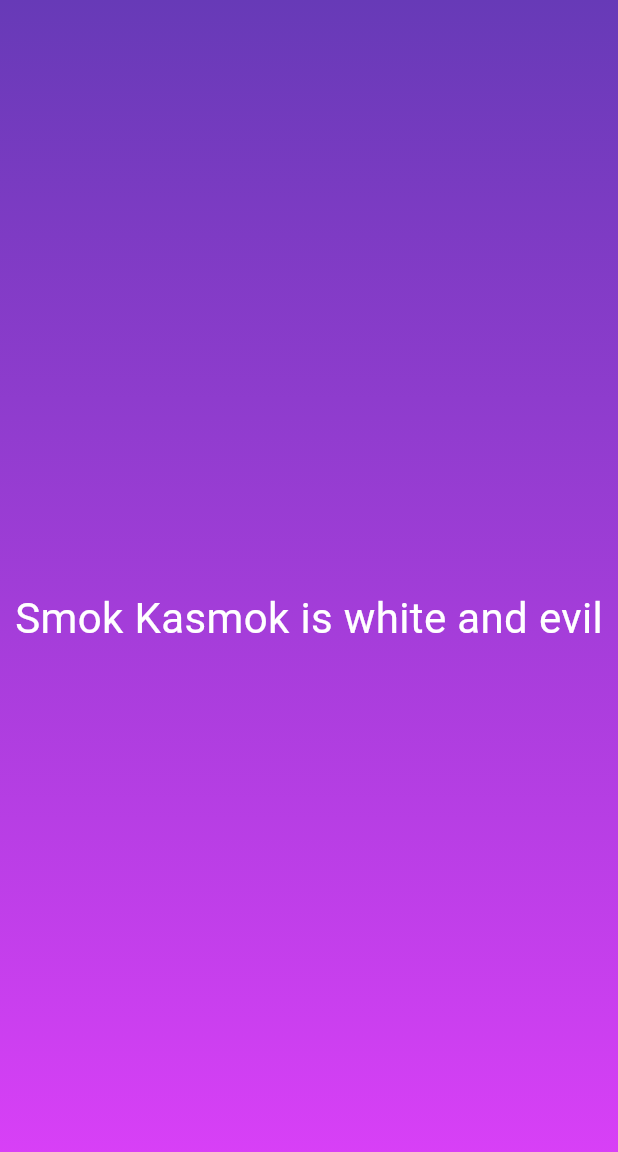
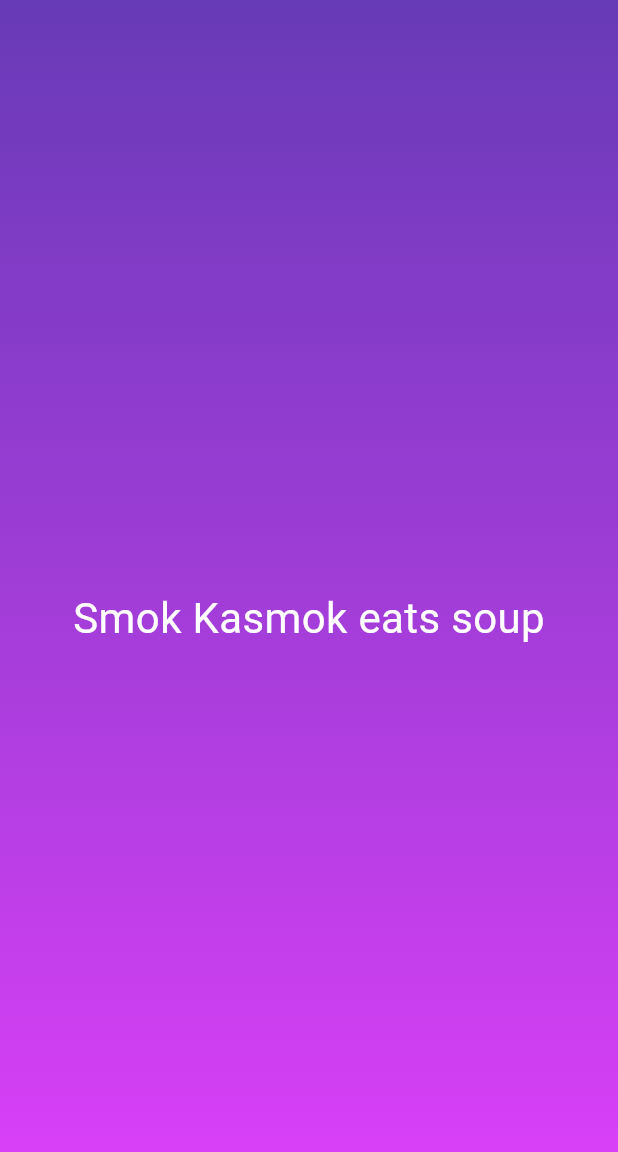
Before and after one commit to Markiu200/flutter_first_app, a Flutter app: the screen it shows after launch, on a phone screen of 412 x 824 dp. Shown: the top 1152 px of the screen. Run offline on Flutter 3.47's test engine with Material 3 defaults, Android fonts, the phone set to English and light mode, and no system bars.

Commit message:
Change WelcomeText Text widget to accept different text
udemy: https://www.udemy.com/course/learn-flutter-dart-to-build-ios-android-apps/learn/lecture/37130552#overview

```diff
--- a/lib/gradient_container.dart
+++ b/lib/gradient_container.dart
@@ -5,7 +5,7 @@ class GradientContainer extends StatelessWidget {
   const GradientContainer({super.key});
 
   @override
-  Widget build(BuildContext ContextAction) {
+  Widget build(BuildContext context) {
     return Container(
       decoration: BoxDecoration(
         gradient: LinearGradient(
@@ -14,7 +14,7 @@ class GradientContainer extends StatelessWidget {
           end: Alignment.bottomCenter,
         ),
       ),
-      child: Center(child: WelcomeText()),
+      child: Center(child: WelcomeText('Smok Kasmok eats soup')),
     );
   }
 }
--- a/lib/welcome_text.dart
+++ b/lib/welcome_text.dart
@@ -1,13 +1,12 @@
 import 'package:flutter/material.dart';
 
 class WelcomeText extends StatelessWidget {
-  const WelcomeText({super.key});
+  const WelcomeText(this.text, {super.key});
+
+  final String text;
 
   @override
   Widget build(BuildContext context) {
-    return const Text(
-      'Smok Kasmok is white and evil',
-      style: TextStyle(color: Colors.white, fontSize: 28),
-    );
+    return Text(text, style: TextStyle(color: Colors.white, fontSize: 28));
   }
 }
```
